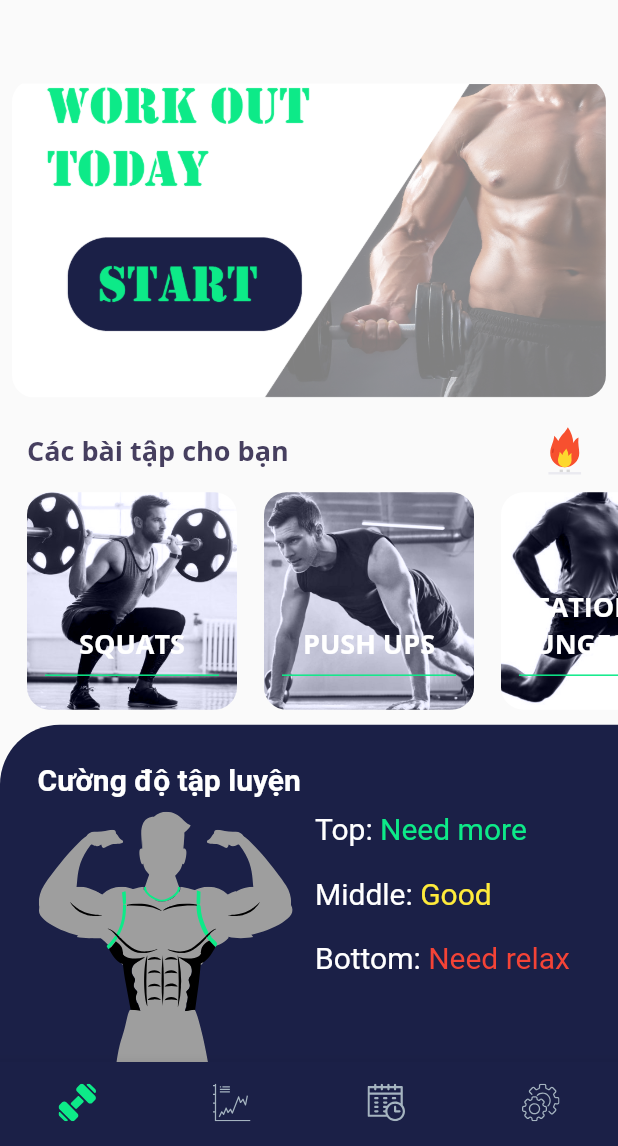
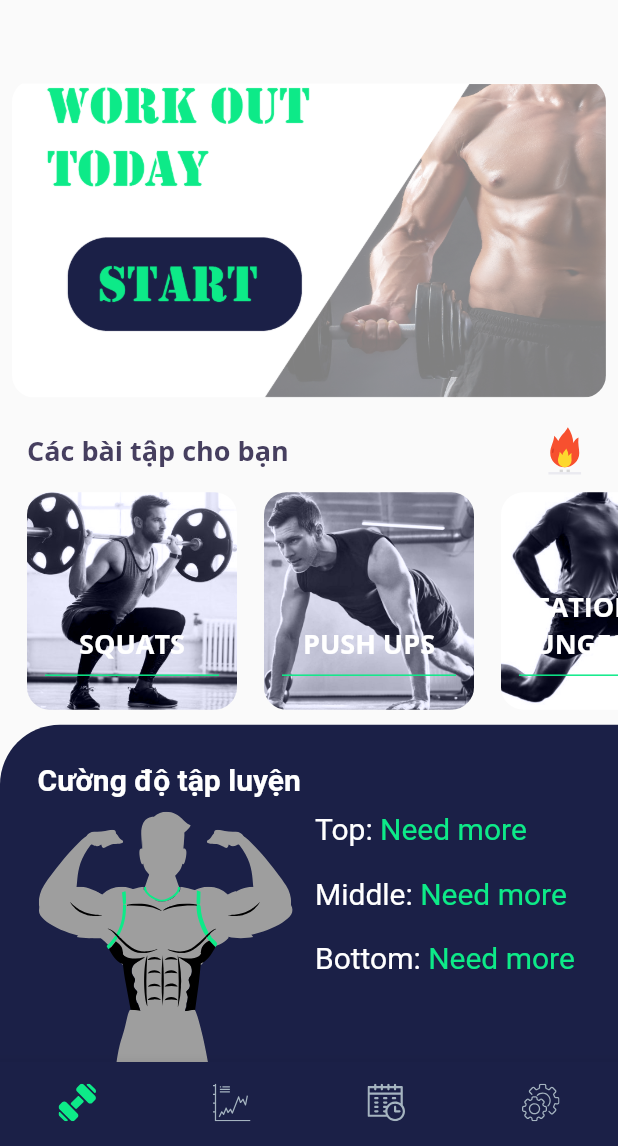
Before and after one commit to machuytu/Fitness_ex_counter, a Flutter app: the BottomNav screen opened directly, on a phone screen of 412 x 824 dp, the part 90-1236 px from its top. Run offline on Flutter 3.47's test engine with Material 2 defaults, Android fonts, the phone set to English and light mode, and no system bars; our stand-ins replace camera, cloud_firestore, firebase_auth, firebase_core, firebase_database, flutter_datetime_picker and 15 more; missing offline and left inert: flutter_picker, tflite; accounts and stored records are empty.

Commit message:
main part ui

```diff
--- a/lib/screens/body_part_widget.dart
+++ b/lib/screens/body_part_widget.dart
@@ -28,8 +28,6 @@ class _BodyPartWidgetState extends State<BodyPartWidget> {
 
   @override
   Widget build(BuildContext context) {
-    print(widget.getBodyPartKcal[BodyPart.TRAPS].toString());
-
     return SafeArea(
         child: Container(
       child: Stack(
--- a/lib/services/practice_service.dart
+++ b/lib/services/practice_service.dart
@@ -87,6 +87,38 @@ class PracticeService {
     );
   }
 
+  List<double> getBodyMainPartKcal(List<Practice> practices) {
+    List<double> listMainPart = [];
+    double sumTopPart = 0.0;
+    double sumMiddlePart = 0.0;
+    double sumBottomPart = 0.0;
+    Map<BodyPart, double> list = Map.fromIterables(
+      BodyPart.values,
+      BodyPart.values.map((part) {
+        double sum = 0.0;
+        practices.forEach((practice) {
+          sum += practice.getKcalBodyPart(part);
+        });
+        return sum;
+      }),
+    );
+    list.forEach((key, value) {
+      if (key == BodyPart.TRAPS ||
+          key == BodyPart.CHEST ||
+          key == BodyPart.SHOULDERS ||
+          key == BodyPart.BICEPS ||
+          key == BodyPart.FOREARM) {
+        sumTopPart += value;
+      } else if (key == BodyPart.ABS || key == BodyPart.BACK) {
+        sumMiddlePart += value;
+      } else {
+        sumBottomPart += value;
+      }
+    });
+    listMainPart.addAll([sumTopPart, sumMiddlePart, sumBottomPart]);
+    return listMainPart;
+  }
+
   double getTotalKcal(List<Practice> practices) {
     double sum = 0.0;
     practices.forEach((practice) {
--- a/lib/views/home.dart
+++ b/lib/views/home.dart
@@ -32,6 +32,7 @@ class _HomeState extends State<Home> {
   AuthService _auth = new AuthService();
   UserService user = new UserService();
   User _user = new User();
+  List<double> listMainPart = [];
   String userId;
   final PracticeService _practiceService = PracticeService();
   DateTime now = DateTime.now();
@@ -64,6 +65,11 @@ class _HomeState extends State<Home> {
   }
 
   @override
+  void initState() {
+    super.initState();
+  }
+
+  @override
   Widget build(BuildContext context) {
     return FutureBuilder(
       future: getUser(),
@@ -88,8 +94,8 @@ class _HomeState extends State<Home> {
                                 decoration: BoxDecoration(
                                   shape: BoxShape.circle,
                                   image: DecorationImage(
-                                      image: AssetImage(
-                                          "assets/images/photo.jpeg"),
+                                    image:
+                                        AssetImage("assets/images/photo.jpeg"),
                                     fit: BoxFit.cover,
                                   ),
                                 ),
@@ -139,8 +145,8 @@ class _HomeState extends State<Home> {
                             borderRadius: BorderRadius.circular(15.0),
                             child: Image(
                                 fit: BoxFit.cover,
-                                  image: AssetImage(
-                                      "assets/images/start_list.png")),
+                                image:
+                                    AssetImage("assets/images/start_list.png")),
                           ),
                         ),
                         SizedBox(height: 10.0),
@@ -209,23 +215,22 @@ class _HomeState extends State<Home> {
                                           fontWeight: FontWeight.bold)),
                                 ),
                                 SizedBox(height: 10.0),
-                                  Row(
-                                    mainAxisAlignment: MainAxisAlignment.start,
+                                Padding(
+                                  padding: const EdgeInsets.only(left: 10),
+                                  child: FutureBuilder(
+                                    future:
+                                        _practiceService.getPracticeByDate(now),
+                                    builder: (context, snapshot) {
+                                      if (snapshot.hasData) {
+                                        listMainPart = _practiceService
+                                            .getBodyMainPartKcal(snapshot.data);
+                                        return Row(
+                                          mainAxisAlignment:
+                                              MainAxisAlignment.start,
                                           crossAxisAlignment:
                                               CrossAxisAlignment.start,
                                           children: [
-                                      Padding(
-                                        padding:
-                                            const EdgeInsets.only(left: 10),
-                                        child: FutureBuilder(
-                                            future: _practiceService
-                                                .getPracticeByDate(now),
-                                            builder: (context, snapshot) {
-                                              if (snapshot.hasData) {
-                                                print(_practiceService
-                                                    .getBodyPartKcal(
-                                                        snapshot.data));
-                                                return Container(
+                                            Container(
                                               height: 300,
                                               width: 200,
                                               child: BodyPartWidget(
@@ -234,10 +239,6 @@ class _HomeState extends State<Home> {
                                                         .getBodyPartKcal(
                                                             snapshot.data),
                                               ),
-                                                );
-                                              }
-                                              return CircularProgressIndicator();
-                                            }),
                                             ),
                                             Expanded(
                                               child: Column(
@@ -251,15 +252,11 @@ class _HomeState extends State<Home> {
                                                           text: 'Top: ',
                                                           style: TextStyle(
                                                               fontSize: 20,
-                                                        color: Colors.white),
+                                                              color:
+                                                                  Colors.white),
                                                         ),
-                                                  TextSpan(
-                                                    text: 'Need more',
-                                                    style: TextStyle(
-                                                      fontSize: 20,
-                                                      color: kGreenColor,
-                                                    ),
-                                                  ),
+                                                        textSpanWidget(
+                                                            listMainPart[0]),
                                                       ],
                                                     ),
                                                   ),
@@ -271,15 +268,11 @@ class _HomeState extends State<Home> {
                                                           text: 'Middle: ',
                                                           style: TextStyle(
                                                               fontSize: 20,
-                                                        color: Colors.white),
+                                                              color:
+                                                                  Colors.white),
                                                         ),
-                                                  TextSpan(
-                                                    text: 'Good',
-                                                    style: TextStyle(
-                                                      fontSize: 20,
-                                                      color: Colors.yellow,
-                                                    ),
-                                                  ),
+                                                        textSpanWidget(
+                                                            listMainPart[1]),
                                                       ],
                                                     ),
                                                   ),
@@ -291,15 +284,11 @@ class _HomeState extends State<Home> {
                                                           text: 'Bottom: ',
                                                           style: TextStyle(
                                                               fontSize: 20,
-                                                        color: Colors.white),
+                                                              color:
+                                                                  Colors.white),
                                                         ),
-                                                  TextSpan(
-                                                    text: 'Need relax',
-                                                    style: TextStyle(
-                                                      fontSize: 20,
-                                                      color: Colors.red,
-                                                    ),
-                                                  ),
+                                                        textSpanWidget(
+                                                            listMainPart[2]),
                                                       ],
                                                     ),
                                                   ),
@@ -307,6 +296,11 @@ class _HomeState extends State<Home> {
                                               ),
                                             ),
                                           ],
+                                        );
+                                      }
+                                      return CircularProgressIndicator();
+                                    },
+                                  ),
                                 ),
                               ],
                             ),
@@ -321,6 +315,35 @@ class _HomeState extends State<Home> {
           );
         }
         return Center(child: CircularProgressIndicator());
-        });
+      },
+    );
+  }
+
+  TextSpan textSpanWidget(double mainPartValue) {
+    if (0 < mainPartValue && mainPartValue <= 50) {
+      return TextSpan(
+        text: 'Good',
+        style: TextStyle(
+          fontSize: 20,
+          color: Colors.yellow,
+        ),
+      );
+    } else if (50 < mainPartValue && mainPartValue <= 100) {
+      return TextSpan(
+        text: 'Need relax',
+        style: TextStyle(
+          fontSize: 20,
+          color: Colors.red,
+        ),
+      );
+    } else {
+      return TextSpan(
+        text: 'Need more',
+        style: TextStyle(
+          fontSize: 20,
+          color: kGreenColor,
+        ),
+      );
     }
   }
+}
```
Lines whose indentation alone changed are shown as unchanged.
